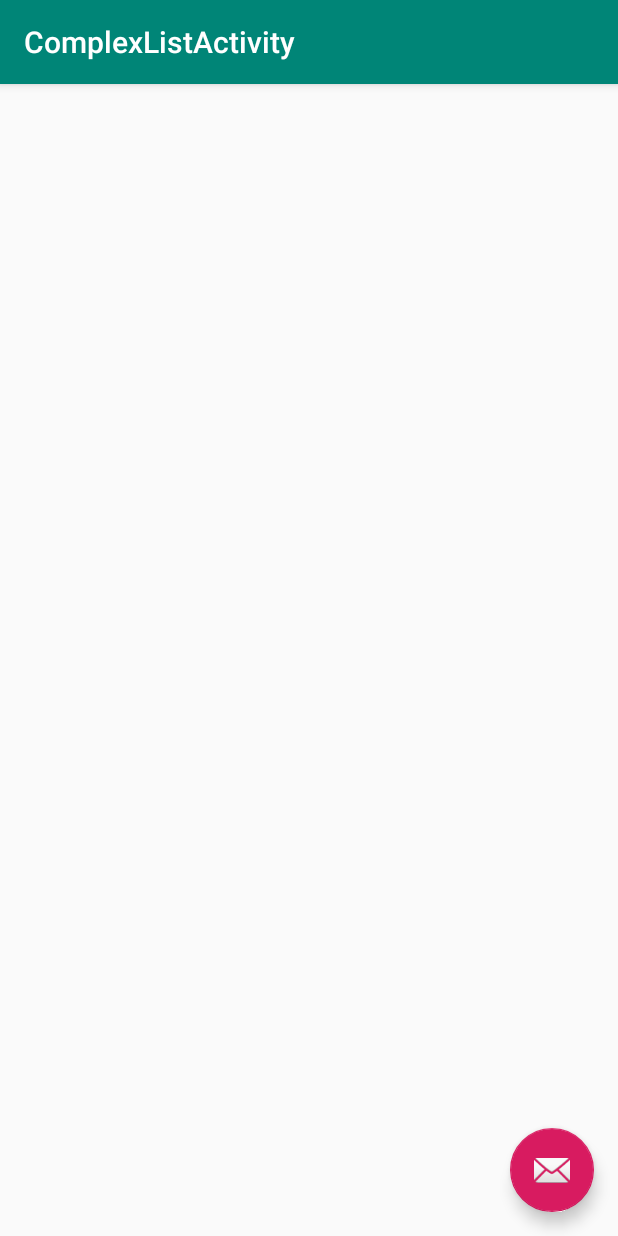
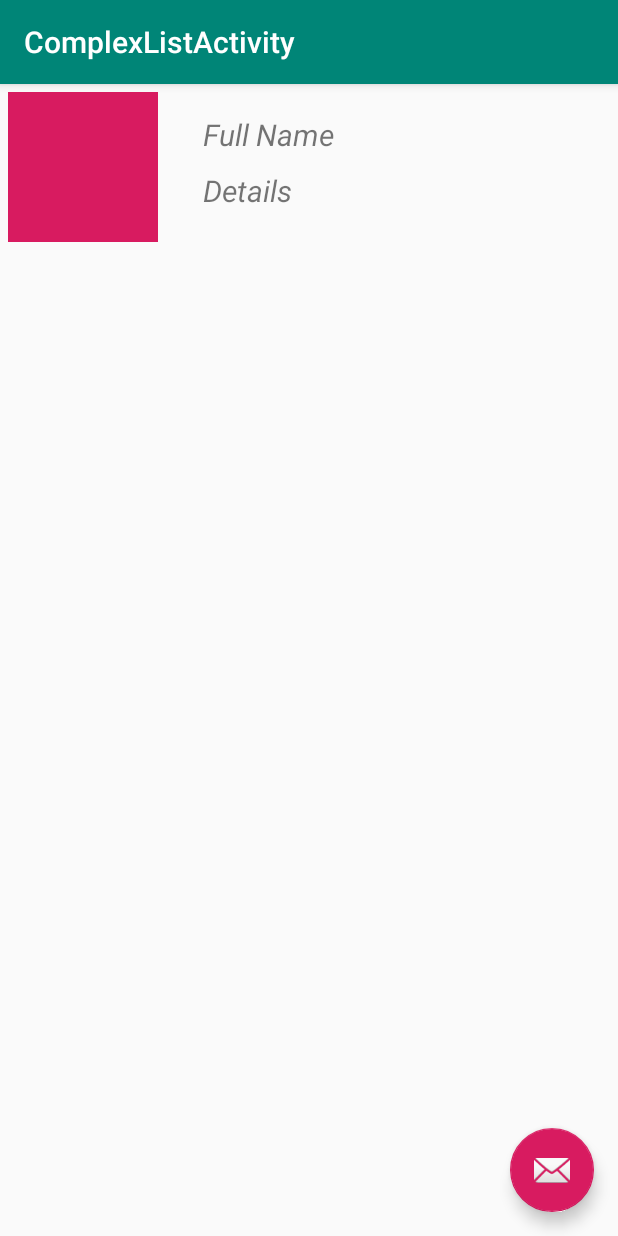
Before and after one commit to kiranrana8973/RecyclerViewListView, an Android app: the ComplexListActivity screen opened directly, with no data from a screen before it, on a phone screen of 412 x 824 dp. Run offline under Robolectric (Android 15) with nearby library versions, the phone set to English and light mode, and no system bars.

Commit message:
RecyclerView

```diff
--- a/app/build.gradle
+++ b/app/build.gradle
@@ -21,6 +21,7 @@ android {
 dependencies {
     implementation fileTree(dir: 'libs', include: ['*.jar'])
     implementation 'com.android.support:appcompat-v7:28.0.0'
+    implementation 'de.hdodenhof:circleimageview:2.2.0'
     implementation 'com.android.support:design:28.0.0'
     implementation 'com.android.support.constraint:constraint-layout:1.1.3'
     testImplementation 'junit:junit:4.12'
--- a/app/src/main/java/com/example/kiran/recyclerviewlistview/ComplexListActivity.java
+++ b/app/src/main/java/com/example/kiran/recyclerviewlistview/ComplexListActivity.java
@@ -16,14 +16,7 @@ public class ComplexListActivity extends AppCompatActivity {
         Toolbar toolbar = (Toolbar) findViewById(R.id.toolbar);
         setSupportActionBar(toolbar);
 
-        FloatingActionButton fab = (FloatingActionButton) findViewById(R.id.fab);
-        fab.setOnClickListener(new View.OnClickListener() {
-            @Override
-            public void onClick(View view) {
-                Snackbar.make(view, "Replace with your own action", Snackbar.LENGTH_LONG)
-                        .setAction("Action", null).show();
-            }
-        });
+
     }
 
 }
--- a/app/src/main/res/layout/content_complex_list.xml
+++ b/app/src/main/res/layout/content_complex_list.xml
@@ -1,11 +1,53 @@
 <?xml version="1.0" encoding="utf-8"?>
-<android.support.constraint.ConstraintLayout xmlns:android="http://schemas.android.com/apk/res/android"
+<LinearLayout xmlns:android="http://schemas.android.com/apk/res/android"
     xmlns:app="http://schemas.android.com/apk/res-auto"
     xmlns:tools="http://schemas.android.com/tools"
     android:layout_width="match_parent"
     android:layout_height="match_parent"
+    android:orientation="horizontal"
     app:layout_behavior="@string/appbar_scrolling_view_behavior"
     tools:context=".ComplexListActivity"
     tools:showIn="@layout/activity_complex_list">
 
-</android.support.constraint.ConstraintLayout>
+
+<ImageView
+    android:layout_width="100dp"
+    android:layout_height="100dp"
+    android:id="@+id/imgPerson"
+    android:background="@color/colorAccent"
+    android:layout_marginLeft="5dp"
+    android:layout_marginTop="5dp"
+    android:padding="8dp"
+    android:scaleType="centerCrop"
+    />
+
+    <LinearLayout
+        android:layout_width="match_parent"
+        android:layout_height="wrap_content"
+        android:layout_marginLeft="30dp"
+        android:layout_marginTop="20dp"
+        android:orientation="vertical"
+        >
+
+        <TextView
+            android:layout_width="match_parent"
+            android:layout_height="wrap_content"
+            android:id="@+id/lblFullname"
+            android:textSize="20sp"
+            android:text="Full Name"
+            android:textStyle="italic"
+            />
+
+        <TextView
+            android:layout_width="match_parent"
+            android:layout_height="wrap_content"
+            android:id="@+id/lblDetails"
+            android:layout_marginTop="10dp"
+            android:textSize="20sp"
+            android:text="Details"
+            android:textStyle="italic"
+            />
+
+
+    </LinearLayout>
+</LinearLayout>
```
Also changed, not shown: app/src/main/java/com/example/kiran/recyclerviewlistview/ListActivity.java (line endings or trailing spaces), 1 other file.
